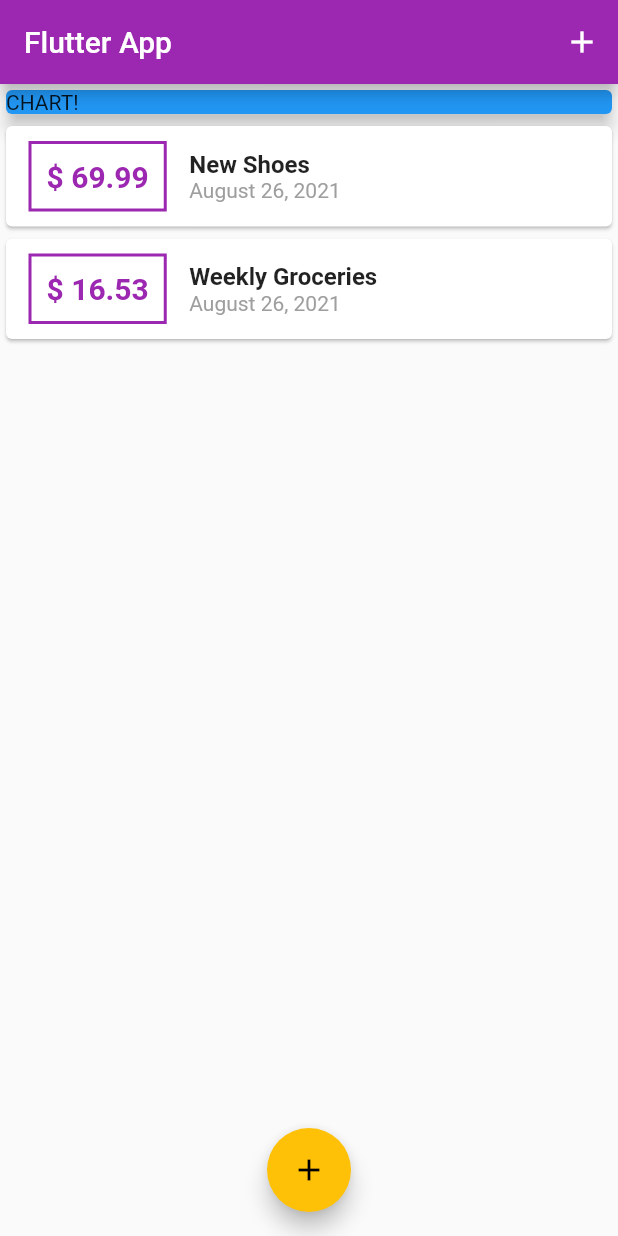
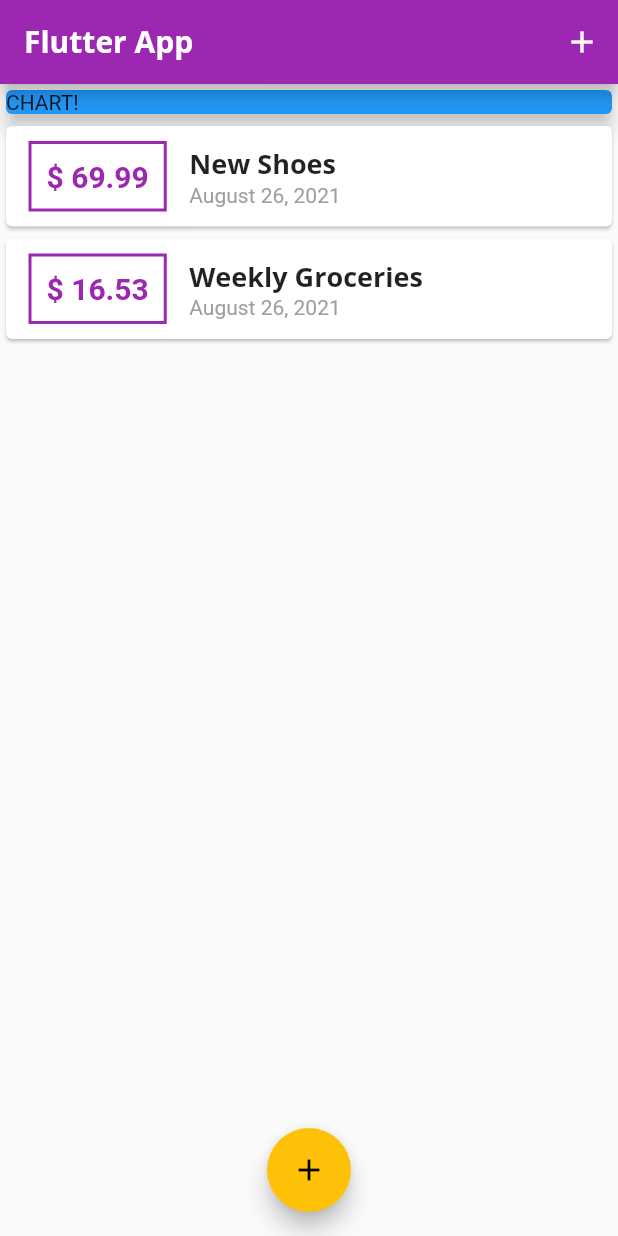
Before and after one commit to nacth/personal_expenses_app, a Flutter app: the screen it shows after launch, on a phone screen of 412 x 824 dp. Run offline on Flutter 3.47's test engine with Material 2 defaults, Android fonts, the phone set to English and light mode, and no system bars.

Commit message:
custom fonts & work with text theme

```diff
--- a/lib/main.dart
+++ b/lib/main.dart
@@ -14,6 +14,22 @@ class MyApp extends StatelessWidget {
       theme: ThemeData(
         primarySwatch: Colors.purple,
         accentColor: Colors.amber,
+        fontFamily: 'Quicksand,',
+        textTheme: ThemeData.light().textTheme.copyWith(
+              title: TextStyle(
+                fontFamily: 'OpenSans',
+                fontWeight: FontWeight.bold,
+                fontSize: 18,
+              ),
+            ),
+        appBarTheme: AppBarTheme(
+          textTheme: ThemeData.light().textTheme.copyWith(
+                title: TextStyle(
+                    fontFamily: 'OpenSans',
+                    fontSize: 20,
+                    fontWeight: FontWeight.bold),
+              ),
+        ),
       ),
       home: MyHomePage(),
     );
--- a/lib/widgets/transaction_list.dart
+++ b/lib/widgets/transaction_list.dart
@@ -43,10 +43,7 @@ class TransactionList extends StatelessWidget {
                 children: [
                   Text(
                     transactions[index].title,
-                    style: TextStyle(
-                      fontSize: 16,
-                      fontWeight: FontWeight.bold,
-                    ),
+                    style: Theme.of(context).textTheme.headline6,
                   ),
                   Text(
                     DateFormat.yMMMMd().format(transactions[index].date),
```
Also changed, not shown: pubspec.yaml (+11 -11 lines), assets/fonts/OpenSans-Bold.ttf (added), assets/fonts/OpenSans-Regular.ttf (added), assets/fonts/Quicksand-Bold.ttf (added), assets/fonts/Quicksand-Light.ttf (added), assets/fonts/Quicksand-Medium.ttf (added), assets/fonts/Quicksand-Regular.ttf (added).
